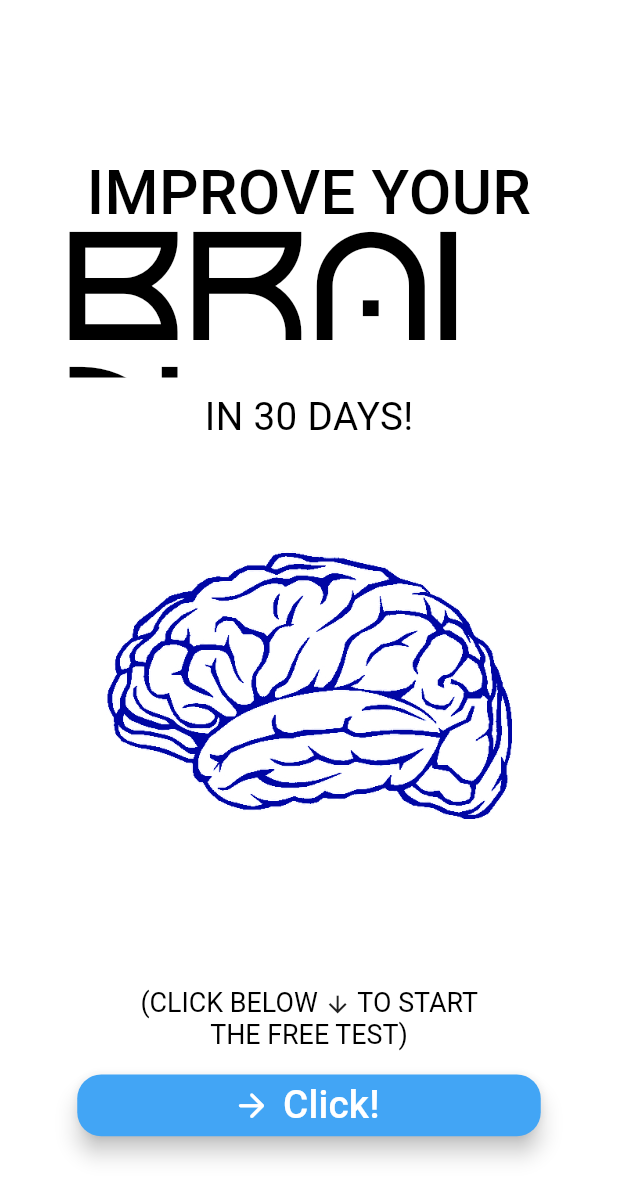
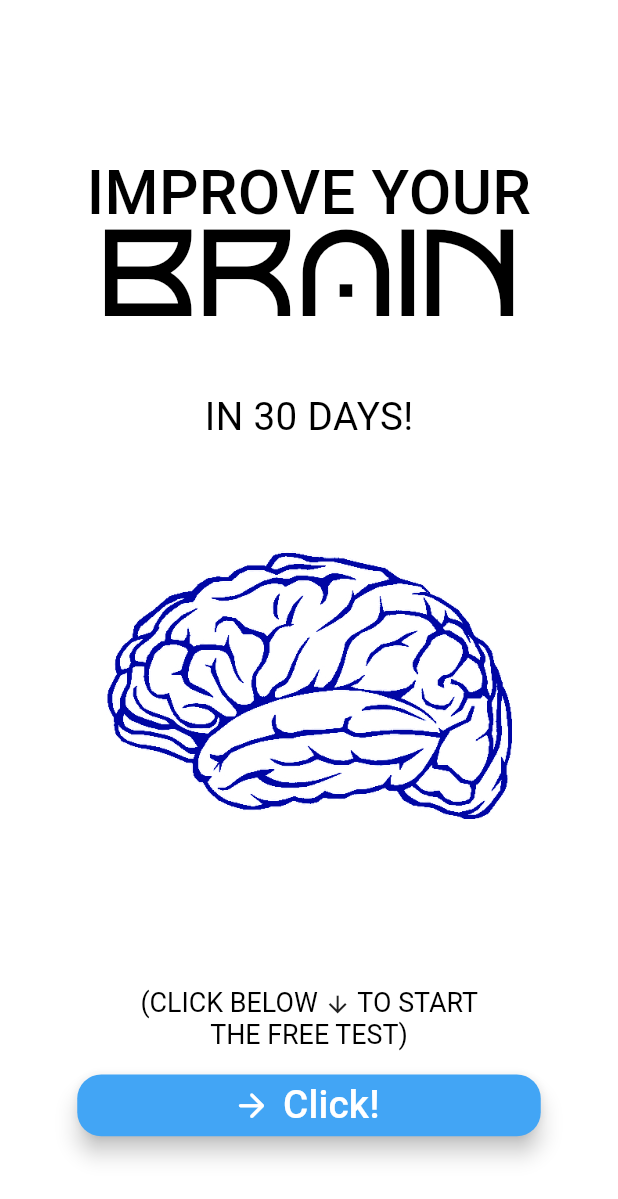
Before and after one commit to MalpeGaming/Cwel1, a Flutter app: the screen it shows after launch, on a phone screen of 412 x 824 dp. Shown: the top 1199 px of the screen. Run offline on Flutter 3.47's test engine with Material 3 defaults, Android fonts, the phone set to English and light mode, and no system bars; drawn by our look-alikes of animated_text_kit; our stand-ins replace syncfusion_flutter_gauges, youtube_player_iframe; missing offline and left inert: any_link_preview, flutter_math_fork.

Commit message:
smaller font, fits in the phone now

```diff
--- a/lib/title_page.dart
+++ b/lib/title_page.dart
@@ -53,7 +53,7 @@ class _TitlePageState extends State<TitlePage> {
                 height: size.height / 8,
                 child: DefaultTextStyle(
                   style: TextStyle(
-                    fontSize: size.height / 8,
+                    fontSize: size.height / 10,
                     fontFamily: 'Horizon',
                     color: Colors.black,
                   ),
```
